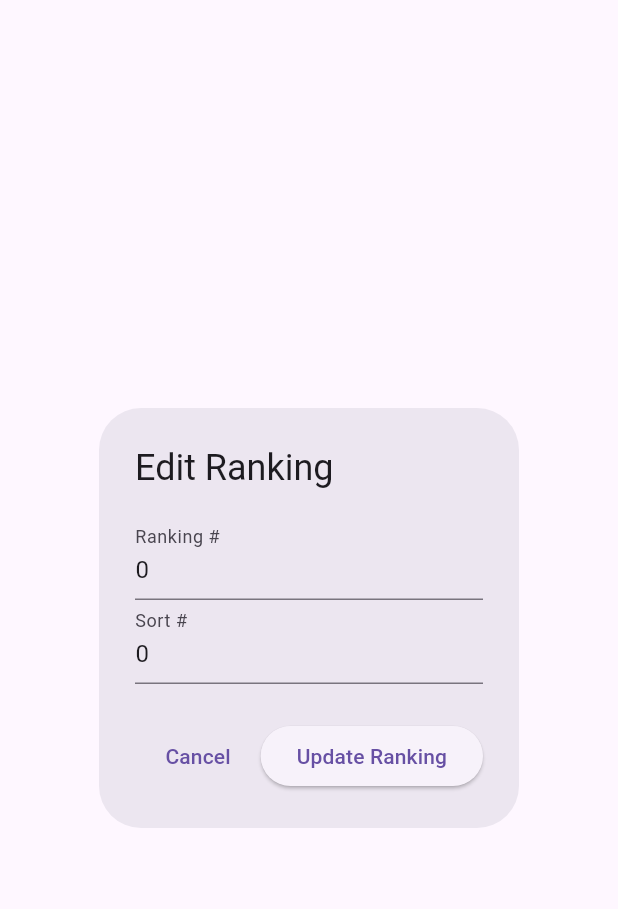
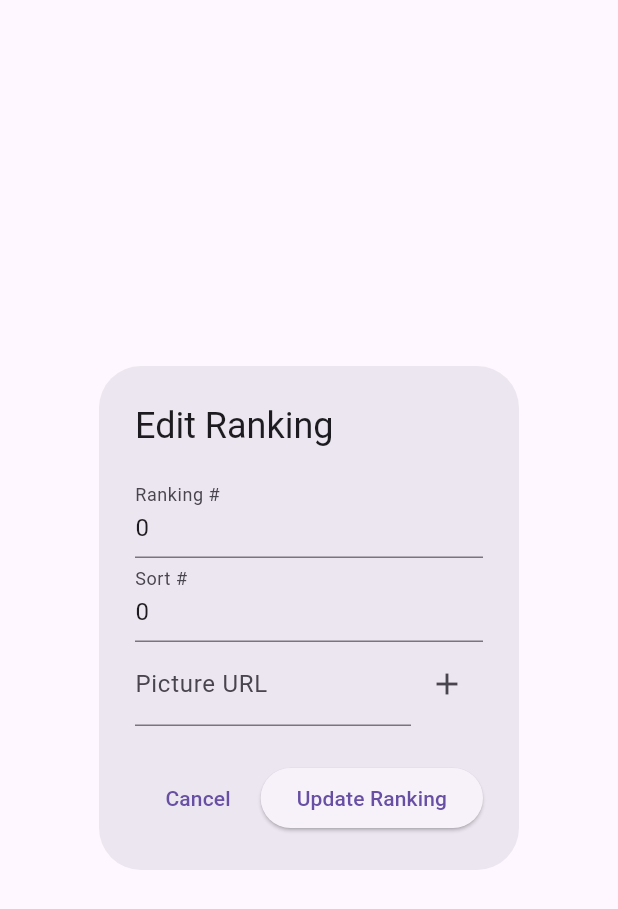
Before and after one commit to getBoolean/anime_character_tierlist, a Flutter app: the EditRankingDialog widget shown alone on an empty page, opened directly with empty values, on a phone screen of 412 x 824 dp. Shown: the top 909 px of the screen. Run offline on Flutter 3.47's test engine with Material 3 defaults, Android fonts, the phone set to English and light mode, and no system bars; our stand-ins replace app_links, dart_mappable, drift, drift_flutter, flutter_secure_storage, hooks_riverpod; missing offline and left inert: drag_and_drop_lists, drift_dev, jikan_api, rate_limiter, sqlite3, token_bucket; accounts and stored records are empty; generated files the repository leaves out were written again.

Commit message:
Add photo editor to character item

```diff
--- a/lib/src/features/character/character_ranking.dart
+++ b/lib/src/features/character/character_ranking.dart
@@ -282,6 +282,25 @@ class EditRankingDialog extends ConsumerStatefulWidget {
 class _EditRankingDialogState extends ConsumerState<EditRankingDialog> {
   late final TextEditingController _rankingNumber;
   late final TextEditingController _sortOrder;
+  final List<String> _pictures = [];
+  final _pictureFormKey = GlobalKey<FormState>();
+  final TextEditingController _newPictureUrl = TextEditingController();
+
+  void _addPicture() {
+    final isValid = _pictureFormKey.currentState!.validate();
+    if (isValid) {
+      setState(() {
+        _pictures.add(_newPictureUrl.text);
+        _newPictureUrl.clear();
+      });
+    }
+  }
+
+  void _removePicture(int index) {
+    setState(() {
+      _pictures.removeAt(index);
+    });
+  }
 
   @override
   void initState() {
@@ -335,6 +354,49 @@ class _EditRankingDialogState extends ConsumerState<EditRankingDialog> {
                 return null;
               },
             ),
+            Row(
+              children: [
+                Expanded(
+                  child: Form(
+                    key: _pictureFormKey,
+                    child: TextFormField(
+                      controller: _newPictureUrl,
+                      decoration: InputDecoration(labelText: 'Picture URL'),
+                      validator: (value) {
+                        if (value == null || value.isEmpty) {
+                          return 'Please enter a picture URL';
+                        }
+                        final uri = Uri.tryParse(value);
+                        if (uri == null || !uri.isAbsolute) {
+                          return 'Please enter a valid URL';
+                        }
+                        return null;
+                      },
+                    ),
+                  ),
+                ),
+                IconButton(icon: Icon(Icons.add), onPressed: _addPicture),
+              ],
+            ),
+            if (_pictures.isNotEmpty) ...[
+              SizedBox(height: 8),
+              ..._pictures.mapIndexed(
+                (index, url) => ListTile(
+                  dense: true,
+                  title: Text(
+                    _pictures[index],
+                    maxLines: 1,
+                    overflow: TextOverflow.ellipsis,
+                  ),
+                  trailing: IconButton(
+                    icon: Icon(Icons.delete),
+                    onPressed: () => _removePicture(index),
+                    padding: EdgeInsets.zero,
+                    visualDensity: VisualDensity.compact,
+                  ),
+                ),
+              ),
+            ],
           ],
         ),
       ),
@@ -354,6 +416,7 @@ class _EditRankingDialogState extends ConsumerState<EditRankingDialog> {
                   .rankCharacter(
                     character: widget.character.copyWith(
                       sortOrder: newSortOrder,
+                      pictures: _pictures.map((e) => Uri.parse(e)).toList(),
                     ),
                     rank: newRank,
                   );
--- a/lib/src/features/storage/database.dart
+++ b/lib/src/features/storage/database.dart
@@ -233,13 +233,13 @@ class CharacterData {
     required this.sortOrder,
   });
 
-  CharacterData copyWith({int? sortOrder}) {
+  CharacterData copyWith({int? sortOrder, List<Uri>? pictures}) {
     return CharacterData(
       id: id,
       animeId: animeId,
       animeName: animeName,
       name: name,
-      pictures: pictures,
+      pictures: pictures ?? this.pictures,
       sortOrder: sortOrder ?? this.sortOrder,
     );
   }
```
